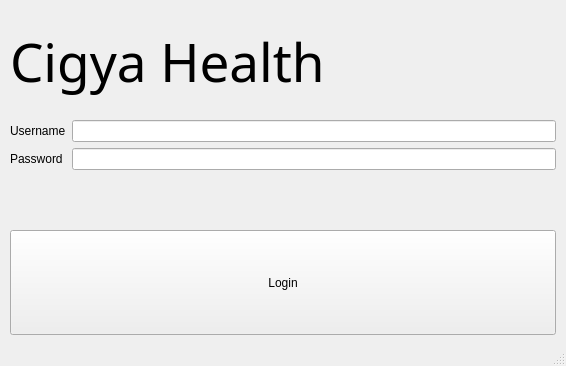
CS532-Marlboro-Health-Tracker/Cigya, file cigya/ui/login.ui: the form before one commit.
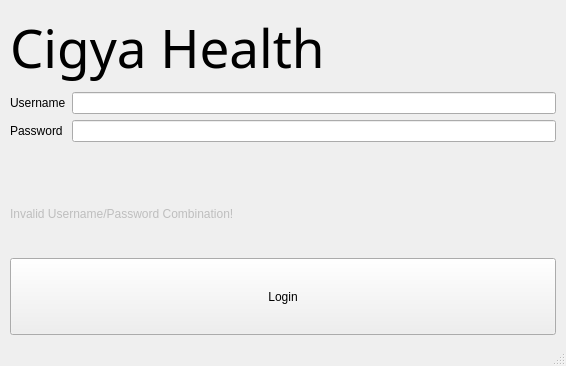
The form after the commit.

```diff
--- a/cigya/ui/login.ui
+++ b/cigya/ui/login.ui
@@ -27,6 +27,19 @@
     <property name="rightMargin">
      <number>10</number>
     </property>
+    <item row="5" column="0">
+     <widget class="QPushButton" name="loginBtn">
+      <property name="sizePolicy">
+       <sizepolicy hsizetype="Minimum" vsizetype="Preferred">
+        <horstretch>0</horstretch>
+        <verstretch>0</verstretch>
+       </sizepolicy>
+      </property>
+      <property name="text">
+       <string>Login</string>
+      </property>
+     </widget>
+    </item>
     <item row="3" column="0">
      <layout class="QFormLayout" name="loginForm">
       <property name="sizeConstraint">
@@ -58,19 +71,6 @@
       </item>
      </layout>
     </item>
-    <item row="4" column="0">
-     <widget class="QPushButton" name="loginBtn">
-      <property name="sizePolicy">
-       <sizepolicy hsizetype="Minimum" vsizetype="Preferred">
-        <horstretch>0</horstretch>
-        <verstretch>0</verstretch>
-       </sizepolicy>
-      </property>
-      <property name="text">
-       <string>Login</string>
-      </property>
-     </widget>
-    </item>
     <item row="0" column="0">
      <widget class="QLabel" name="title">
       <property name="font">
@@ -84,6 +84,22 @@
       </property>
      </widget>
     </item>
+    <item row="4" column="0">
+     <widget class="QLabel" name="label">
+      <property name="enabled">
+       <bool>false</bool>
+      </property>
+      <property name="sizePolicy">
+       <sizepolicy hsizetype="Minimum" vsizetype="Minimum">
+        <horstretch>0</horstretch>
+        <verstretch>0</verstretch>
+       </sizepolicy>
+      </property>
+      <property name="text">
+       <string>Invalid Username/Password Combination!</string>
+      </property>
+     </widget>
+    </item>
    </layout>
   </widget>
   <widget class="QStatusBar" name="statusbar"/>
```
